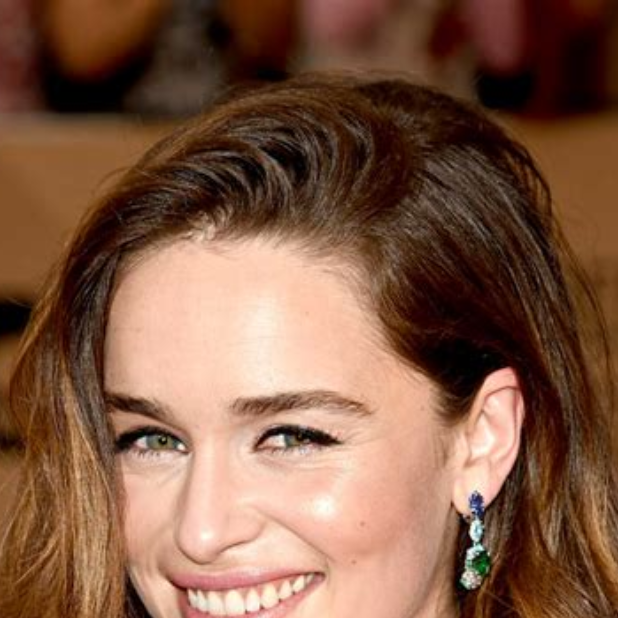
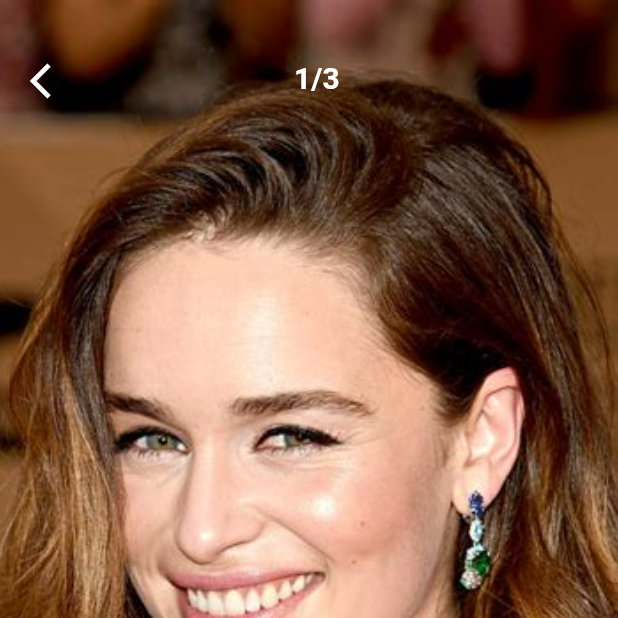
Before and after one commit to AkashRajpurohit/Flutter-Fashion-App-UI, a Flutter app: the DetailsPage screen opened directly, on a phone screen of 412 x 824 dp, the top half of it. Run offline on Flutter 3.47's test engine with Material 2 defaults, Android fonts, the phone set to English and light mode, and no system bars.

Commit message:
:art: top arrow and number

```diff
--- a/lib/screens/details.dart
+++ b/lib/screens/details.dart
@@ -163,7 +163,24 @@ class _DetailsPageState extends State<DetailsPage> {
                 ),
               ),
             ),
-          )
+          ),
+          Positioned(
+            left: 20.0,
+            top: 40.0,
+            child: Icon(Icons.arrow_back_ios, color: Colors.white, size: 28.0)
+          ),
+          Positioned(
+            left: (MediaQuery.of(context).size.width / 2) - 10,
+            top: 40.0,
+            child: Text(
+              '1/3',
+              style: TextStyle(
+                color: Colors.white,
+                fontWeight: FontWeight.bold,
+                fontSize: 20.0
+              ),
+            )
+          ),
         ],
       ),
     );
```
